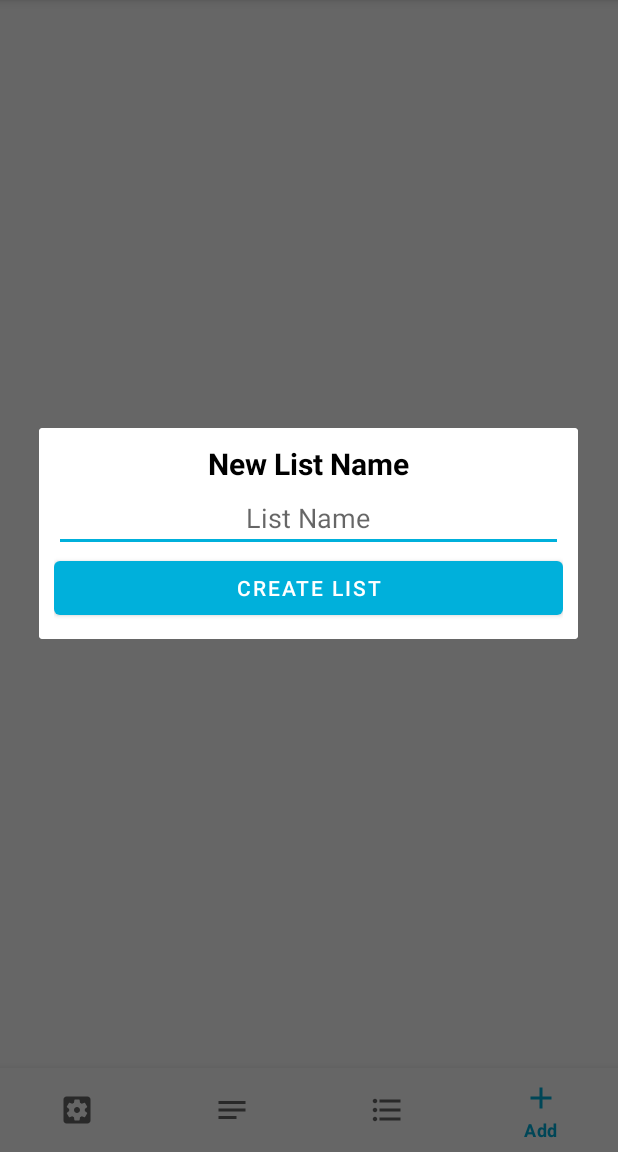
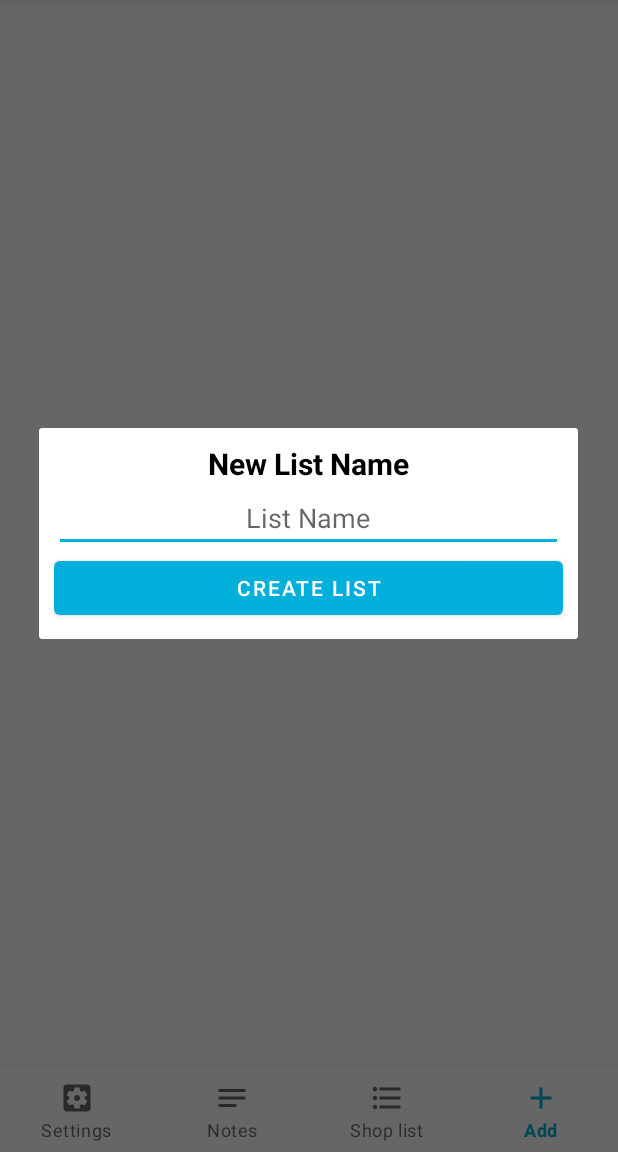
Before and after one commit to Feroc1ty/shopping_list, an Android app: the screen it shows after launch (MainActivity), item 4 of the bottom bar chosen, on a phone screen of 412 x 824 dp, the part 84-1236 px from its top. Run offline under Robolectric (Android 15) with nearby library versions, the light colour scheme and no system bars; our stand-ins replace AdMob, Room's generated code; 1 statement that could not run was skipped.

Commit message:
+ поправил показ заголовков а разделах

```diff
--- a/app/src/main/java/ru/zolotenkov/shopping_list/activities/MainActivity.kt
+++ b/app/src/main/java/ru/zolotenkov/shopping_list/activities/MainActivity.kt
@@ -121,7 +121,6 @@ class MainActivity : AppCompatActivity(), NewListDialog.Listener {
                             startActivity(Intent(this@MainActivity, SettingsActivity::class.java))
                         }
                     })
-
                 }
                 R.id.notes -> {
                     showInterAd(object : AdListener{
--- a/app/src/main/java/ru/zolotenkov/shopping_list/activities/NewNoteActivity.kt
+++ b/app/src/main/java/ru/zolotenkov/shopping_list/activities/NewNoteActivity.kt
@@ -75,7 +75,13 @@ class NewNoteActivity : AppCompatActivity() {
         if(sNote != null) {
             note = sNote as NoteItem
             fillNote()
+            /*
+            Проверка и выставление заголовка при создании или редактировании заметки
+             */
+            setTitle(getString(R.string.edit_note_activity_title))
         }
+        else
+            setTitle(getString(R.string.new_note_activity_title))
 
     }
     /*
--- a/app/src/main/java/ru/zolotenkov/shopping_list/activities/ShopListActivity.kt
+++ b/app/src/main/java/ru/zolotenkov/shopping_list/activities/ShopListActivity.kt
@@ -48,6 +48,7 @@ class ShopListActivity : AppCompatActivity(), ShopListItemAdapter.Listener {
         initRcView()
         listItemObserver()
         actionBarSettings()
+        setTitle(shopListNameItem?.name)
     }
     /*
     Подключаем созданное меню к этому активити
--- a/app/src/main/java/ru/zolotenkov/shopping_list/fragments/NoteFragment.kt
+++ b/app/src/main/java/ru/zolotenkov/shopping_list/fragments/NoteFragment.kt
@@ -15,6 +15,7 @@ import androidx.recyclerview.widget.GridLayoutManager
 import androidx.recyclerview.widget.LinearLayoutManager
 import androidx.recyclerview.widget.RecyclerView
 import androidx.recyclerview.widget.StaggeredGridLayoutManager
+import ru.zolotenkov.shopping_list.R
 import ru.zolotenkov.shopping_list.activities.MainApp
 import ru.zolotenkov.shopping_list.activities.NewNoteActivity
 import ru.zolotenkov.shopping_list.databinding.FragmentNoteBinding
@@ -28,6 +29,7 @@ class NoteFragment : BaseFragment(), NoteAdapter.Listner {
     private lateinit var editLauncher: ActivityResultLauncher<Intent>
     private lateinit var adapter: NoteAdapter
     private lateinit var defPref: SharedPreferences
+
 
     private val mainViewModel: MainViewModel by activityViewModels{
         MainViewModel.MainViewModelFactory((context?.applicationContext as MainApp).database)
--- a/app/src/main/java/ru/zolotenkov/shopping_list/settings/SettingsActivity.kt
+++ b/app/src/main/java/ru/zolotenkov/shopping_list/settings/SettingsActivity.kt
@@ -13,6 +13,7 @@ class SettingsActivity : AppCompatActivity() {
         super.onCreate(savedInstanceState)
         defPref = PreferenceManager.getDefaultSharedPreferences(this)
         setTheme(getSelectedTheme())
+        setTitle(getString(R.string.settings_activity_title))
         setContentView(R.layout.activity_settings)
         /*
         Если savedInstanceState не пустой, то заменяем наш плейсхолдер в нашем активити с настройками, на фрагмент с настройками созданный в xml
--- a/app/src/main/res/layout/activity_main.xml
+++ b/app/src/main/res/layout/activity_main.xml
@@ -25,5 +25,6 @@
         app:layout_constraintBottom_toBottomOf="parent"
         app:layout_constraintEnd_toEndOf="parent"
         app:layout_constraintStart_toStartOf="parent"
+        app:labelVisibilityMode="labeled"
         app:menu="@menu/bottom_menu" />
 </androidx.constraintlayout.widget.ConstraintLayout>
--- a/app/src/main/res/menu/bottom_menu.xml
+++ b/app/src/main/res/menu/bottom_menu.xml
@@ -4,27 +4,23 @@
 
     <item
         android:id="@+id/settings"
+        android:icon="@drawable/ic_settings"
         android:title="@string/settings"
-        android:icon="@drawable/ic_settings"
-        app:showAsAction="ifRoom"
-        />
+        app:showAsAction="ifRoom" />
     <item
         android:id="@+id/notes"
+        android:icon="@drawable/ic_note"
         android:title="@string/notes"
-        android:icon="@drawable/ic_note"
-        app:showAsAction="ifRoom"
-        />
+        app:showAsAction="ifRoom" />
     <item
         android:id="@+id/shop_list"
+        android:icon="@drawable/ic_list"
         android:title="@string/shop_list"
-        android:icon="@drawable/ic_list"
-        app:showAsAction="ifRoom"
-        />
+        app:showAsAction="ifRoom" />
     <item
         android:id="@+id/new_item"
+        android:icon="@drawable/ic_new"
         android:title="@string/new_item"
-        android:icon="@drawable/ic_new"
-        app:showAsAction="ifRoom"
-        />
+        app:showAsAction="ifRoom" />
 
 </menu>
--- a/app/src/main/res/values/strings.xml
+++ b/app/src/main/res/values/strings.xml
@@ -31,5 +31,10 @@
     <string name="title_text_size">Title text size</string>
     <string name="content_text_size">Content text size</string>
 
+    <string name="settings_activity_title">Settings</string>
+    <string name="new_note_activity_title">Create new note</string>
+    <string name="edit_note_activity_title">Edit note</string>
+    <string name="shopping_list_activity_title">Shopping List</string>
+
 
 </resources>
```
